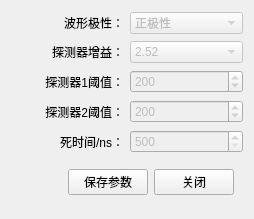
MrXiaomao/Cu_Activation, file FPGASetting.ui: the form before one commit.
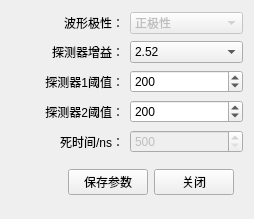
The form after the commit.

```diff
--- a/FPGASetting.ui
+++ b/FPGASetting.ui
@@ -54,7 +54,7 @@
    <item row="1" column="1">
     <widget class="QComboBox" name="comboBox_4">
      <property name="enabled">
-      <bool>false</bool>
+      <bool>true</bool>
      </property>
      <property name="currentIndex">
       <number>1</number>
@@ -89,7 +89,7 @@
    <item row="2" column="1">
     <widget class="QSpinBox" name="spinBox">
      <property name="enabled">
-      <bool>false</bool>
+      <bool>true</bool>
      </property>
      <property name="minimum">
       <number>1</number>
@@ -115,7 +115,7 @@
    <item row="3" column="1">
     <widget class="QSpinBox" name="spinBox_2">
      <property name="enabled">
-      <bool>false</bool>
+      <bool>true</bool>
      </property>
      <property name="minimum">
       <number>1</number>
```
